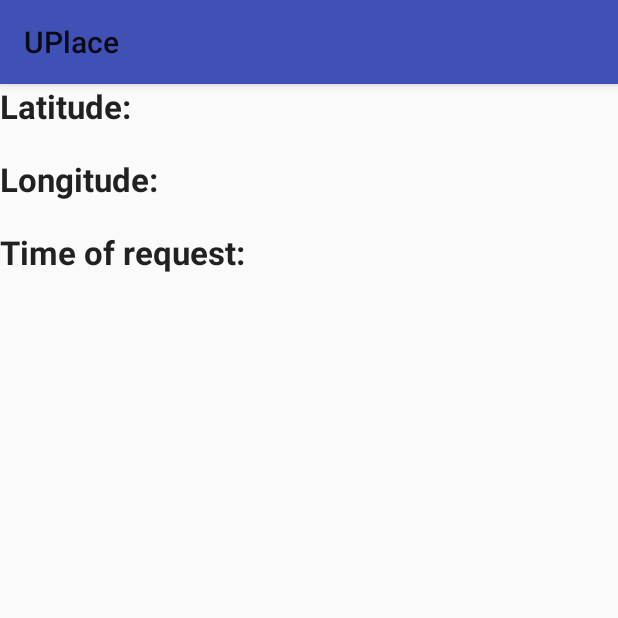
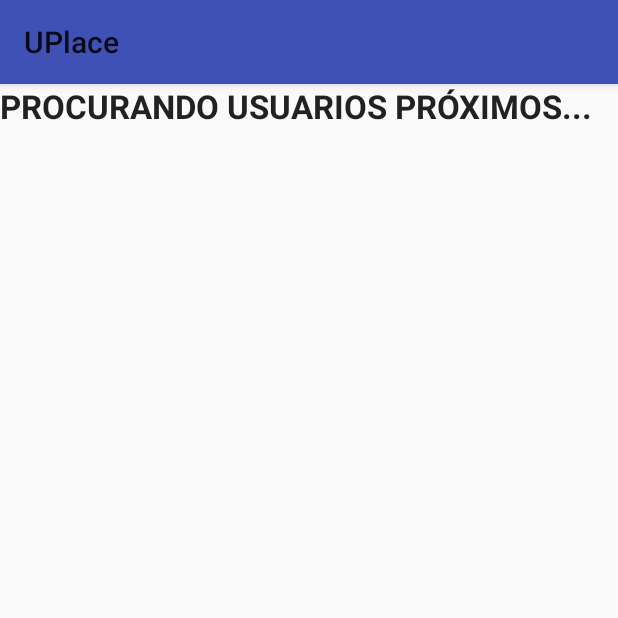
Before and after one commit to BrLocha94/App_Uplace, an Android app: the Localiza screen opened directly, with no data from a screen before it, on a phone screen of 412 x 824 dp, the top half of it. Run offline under Robolectric (Android 15) with nearby library versions, the phone set to English and light mode, and no system bars; our stand-ins replace Firebase (no records; nobody signed in at launch, a user with empty details on screens opened directly).

Commit message:
"Update 39, Lista de usuarios proximos foi melhorada"

```diff
--- a/app/src/main/res/layout/activity_usuarios_proximos.xml
+++ b/app/src/main/res/layout/activity_usuarios_proximos.xml
@@ -5,38 +5,18 @@
     android:layout_height="match_parent">
 
     <TextView
-        android:text="Latitude:"
+        android:id="@+id/texto_lista_usuarios"
         android:layout_width="match_parent"
         android:layout_height="wrap_content"
+        android:text="PROCURANDO USUARIOS PRÓXIMOS..."
         android:textAppearance="?android:attr/textAppearanceLarge"
-        android:textStyle="bold"/>
+        android:textStyle="bold"
+        />
 
-    <TextView
-        android:id="@+id/tvLatitude"
+    <ListView
+        android:id="@+id/lista_usuarios_proximos"
         android:layout_width="match_parent"
-        android:layout_height="wrap_content" />
+        android:layout_height="match_parent"
+        android:visibility="gone"/>
 
-    <TextView
-        android:text="Longitude:"
-        android:layout_width="match_parent"
-        android:layout_height="wrap_content"
-        android:textAppearance="?android:attr/textAppearanceLarge"
-        android:textStyle="bold"/>
-
-    <TextView
-        android:id="@+id/tvLongitude"
-        android:layout_width="match_parent"
-        android:layout_height="wrap_content" />
-
-    <TextView
-        android:text="Time of request:"
-        android:layout_width="match_parent"
-        android:layout_height="wrap_content"
-        android:textAppearance="?android:attr/textAppearanceLarge"
-        android:textStyle="bold"/>
-
-    <TextView
-        android:id="@+id/tvTime"
-        android:layout_width="match_parent"
-        android:layout_height="wrap_content" />
 </LinearLayout>
--- a/app/src/main/res/values/strings.xml
+++ b/app/src/main/res/values/strings.xml
@@ -56,4 +56,5 @@
     <string name="materia_removida">Materia Removida!</string>
     <string name="prova_adicionada">Prova adicionada</string>
     <string name="pontos">Pontos</string>
+    <string name="nenhum_usuario">Nenhum usuario encontrado nas suas proximidades...</string>
 </resources>
```
Also changed, not shown: app/src/main/java/com/example/blgo94/uff_game/Localiza.java (+190 -13 lines).
